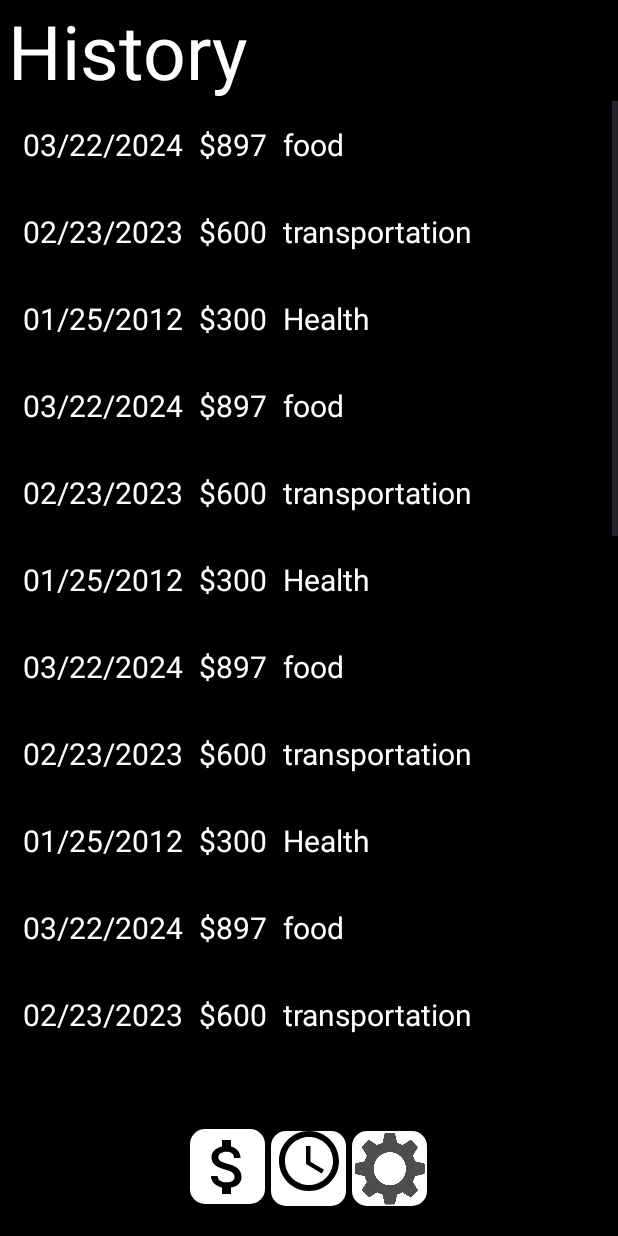
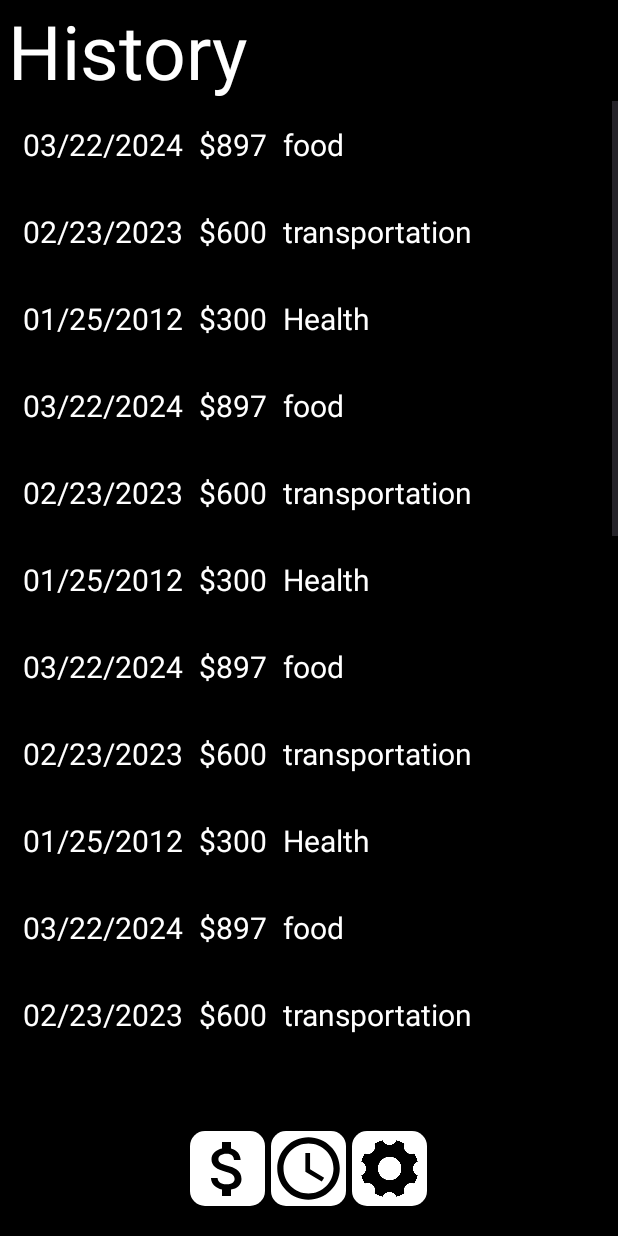
Before and after one commit to joannsum/budget-easy, an Android app built with Jetpack Compose: the MainActivity2 screen opened directly, with no data from a screen before it, on a phone screen of 412 x 824 dp. Run offline under Robolectric (Android 15) with nearby library versions, the light colour scheme and no system bars.

Commit message:
updated icons

```diff
--- a/app/src/main/res/layout/activity_main2.xml
+++ b/app/src/main/res/layout/activity_main2.xml
@@ -10,6 +10,12 @@
     android:background="@color/black"
     tools:context=".MainActivity2">
 
+
+    <TextView
+        android:id="@+id/textView"
+        android:layout_width="wrap_content"
+        android:layout_height="wrap_content"
+        android:text="android:scaleType=&quot;fitCenter&quot;" />
 
     <TextView
         android:id="@+id/title"
@@ -35,7 +41,7 @@
         android:layout_height="50dp"
         android:layout_alignParentBottom="true"
         android:layout_marginEnd="4dp"
-        android:layout_marginBottom="21dp"
+        android:layout_marginBottom="20dp"
         android:layout_toStartOf="@id/historyPage"
         android:background="@drawable/cornerbutton"
         android:backgroundTint="@color/white"
@@ -52,8 +58,8 @@
         android:background="@drawable/cornerbutton"
         android:backgroundTint="@color/white"
 
+        android:scaleType="fitCenter"
         android:contentDescription="@string/history"
-        android:paddingBottom="10dp"
         android:src="@drawable/baseline_access_time_24"
         android:textColor="@color/white" />
 
@@ -72,7 +78,7 @@
         android:backgroundTint="@color/white"
         android:contentDescription="@string/settings"
         android:scaleType="fitCenter"
-        android:src="@drawable/setting" />
+        android:src="@drawable/settings_icon" />
 
 
     <LinearLayout
--- a/app/src/main/res/layout/activity_main3.xml
+++ b/app/src/main/res/layout/activity_main3.xml
@@ -80,7 +80,7 @@
         android:layout_height="50dp"
         android:layout_alignParentBottom="true"
         android:layout_marginRight="4dp"
-        android:layout_marginBottom="21dp"
+        android:layout_marginBottom="20dp"
         android:layout_toStartOf="@id/historyPage"
         android:background="@drawable/cornerbutton"
         android:backgroundTint="@color/white"
@@ -97,8 +97,8 @@
         android:background="@drawable/cornerbutton"
         android:backgroundTint="@color/white"
 
+        android:scaleType="fitCenter"
         android:contentDescription="@string/history"
-        android:paddingBottom="10dp"
         android:src="@drawable/baseline_access_time_24"
         android:textColor="@color/white" />
 
@@ -117,7 +117,7 @@
         android:backgroundTint="@color/white"
         android:contentDescription="@string/settings"
         android:scaleType="fitCenter"
-        android:src="@drawable/setting" />
+        android:src="@drawable/settings_icon" />
 
 
 </RelativeLayout>
```
Also changed, not shown: app/src/main/res/layout/activity_main.xml (+5 -3 lines), app/src/main/res/drawable/setting.png (deleted), app/src/main/res/drawable/settings_icon.png (added).
